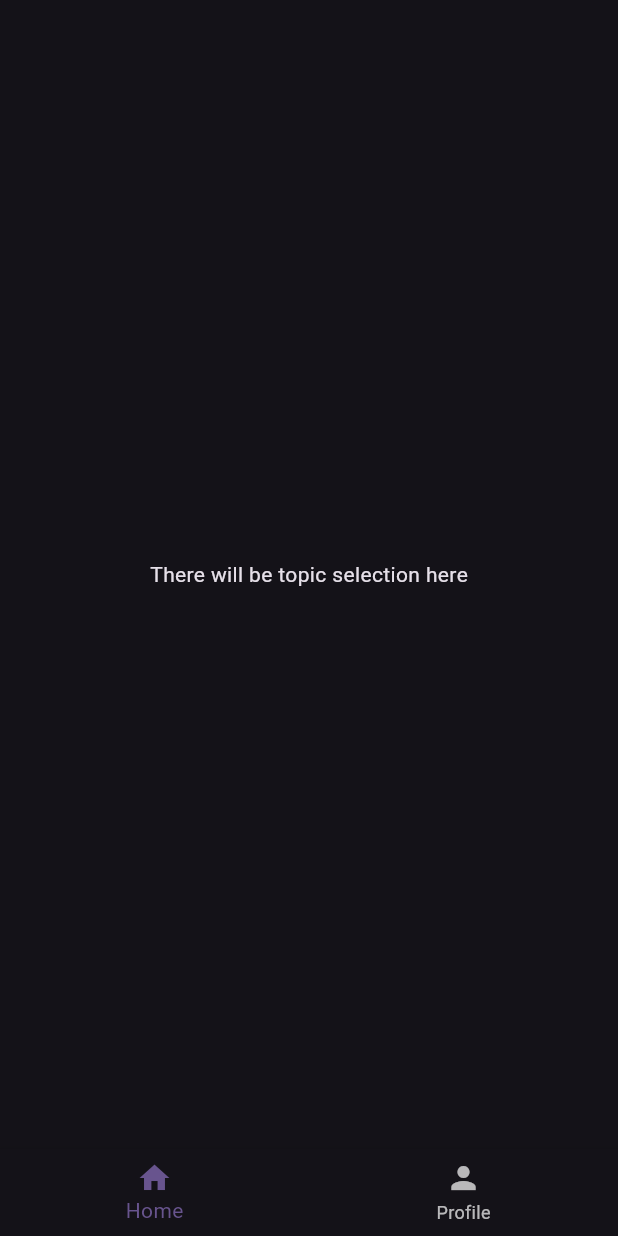
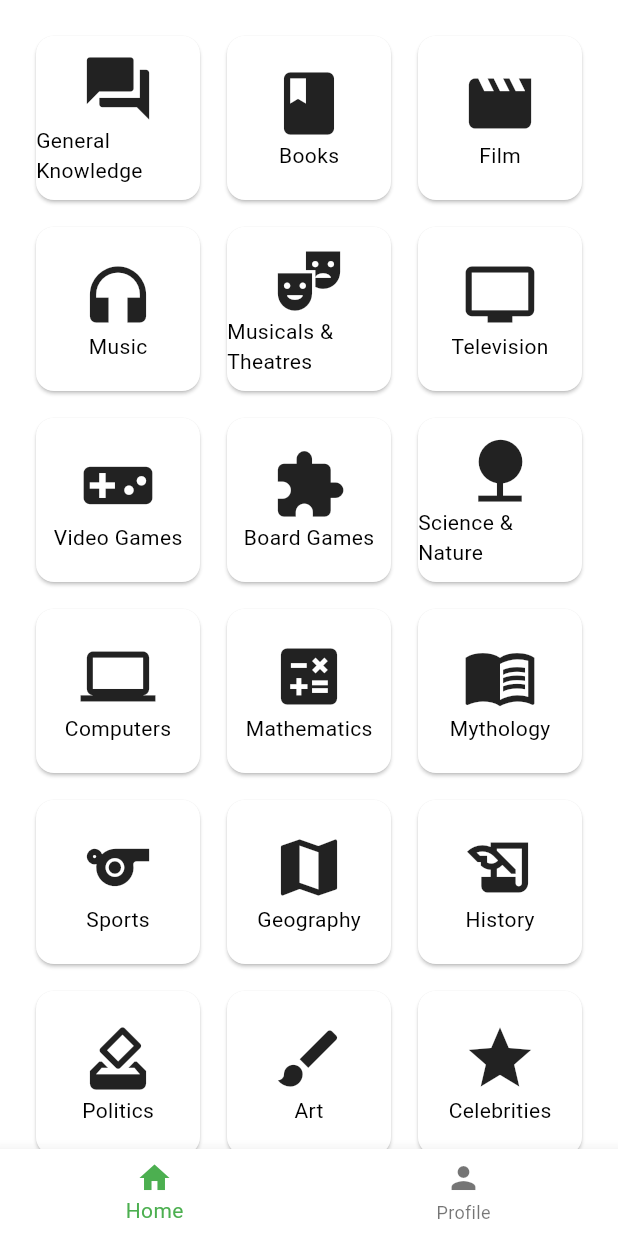
Before and after one commit to spageektti/triviology, a Flutter app: the screen it shows after launch, on a phone screen of 412 x 824 dp. Run offline on Flutter 3.47's test engine with Material 3 defaults, Android fonts, the light colour scheme and no system bars.

Commit message:
Add basic home page; Rename profile page

```diff
--- a/lib/home_page.dart
+++ b/lib/home_page.dart
@@ -1,13 +1,69 @@
 import 'package:flutter/material.dart';
+
+final List<Map<String, dynamic>> categories = [
+  {'icon': Icons.question_answer, 'text': 'General Knowledge'},
+  {'icon': Icons.book, 'text': 'Books'},
+  {'icon': Icons.movie, 'text': 'Film'},
+  {'icon': Icons.headphones, 'text': 'Music'},
+  {'icon': Icons.theater_comedy, 'text': 'Musicals & Theatres'},
+  {'icon': Icons.tv, 'text': 'Television'},
+  {'icon': Icons.videogame_asset, 'text': 'Video Games'},
+  {'icon': Icons.extension, 'text': 'Board Games'},
+  {'icon': Icons.nature, 'text': 'Science & Nature'},
+  {'icon': Icons.computer, 'text': 'Computers'},
+  {'icon': Icons.calculate, 'text': 'Mathematics'},
+  {'icon': Icons.menu_book, 'text': 'Mythology'},
+  {'icon': Icons.sports, 'text': 'Sports'},
+  {'icon': Icons.map, 'text': 'Geography'},
+  {'icon': Icons.history_edu, 'text': 'History'},
+  {'icon': Icons.how_to_vote, 'text': 'Politics'},
+  {'icon': Icons.brush, 'text': 'Art'},
+  {'icon': Icons.star, 'text': 'Celebrities'},
+  {'icon': Icons.pets, 'text': 'Animals'},
+  {'icon': Icons.directions_car, 'text': 'Vehicles'},
+  {'icon': Icons.my_library_books, 'text': 'Comics'},
+  {'icon': Icons.devices_other, 'text': 'Gadgets'},
+  {'icon': Icons.face, 'text': 'Japanese Anime & Manga'},
+  {'icon': Icons.animation, 'text': 'Cartoon & Animations'},
+];
 
 class HomePage extends StatelessWidget {
   const HomePage({super.key});
 
   @override
   Widget build(BuildContext context) {
-    return const Scaffold(
-      body: Center(
-        child: Text('There will be topic selection here'),
+    return Scaffold(
+      body: GridView.builder(
+        padding: const EdgeInsets.all(20),
+        gridDelegate: const SliverGridDelegateWithFixedCrossAxisCount(
+          crossAxisCount: 3,
+          crossAxisSpacing: 10,
+          mainAxisSpacing: 10,
+        ),
+        itemCount: categories.length,
+        itemBuilder: (context, index) {
+          final category = categories[index];
+          return Card(
+            child: InkWell(
+              splashColor: Colors.blue.withAlpha(30),
+              onTap: () {
+                print('${category['text']} tapped.');
+              },
+              customBorder: RoundedRectangleBorder(
+                borderRadius: BorderRadius.circular(10),
+              ),
+              child: Center(
+                child: Column(
+                  mainAxisAlignment: MainAxisAlignment.center,
+                  children: <Widget>[
+                    Icon(category['icon'], size: 50),
+                    Text(category['text']),
+                  ],
+                ),
+              ),
+            ),
+          );
+        },
       ),
     );
   }
--- a/lib/main.dart
+++ b/lib/main.dart
@@ -11,10 +11,11 @@
   Widget build(BuildContext context) {
     return MaterialApp(
       title: 'Triviology',
-      theme: ThemeData.dark().copyWith(
-        colorScheme: ColorScheme.fromSeed(seedColor: Colors.deepPurple),
-      ),
+      theme: ThemeData(
+          colorScheme: ColorScheme.fromSwatch(primarySwatch: Colors.green)),
+      darkTheme: ThemeData.dark(),
       home: const NavigationWidget(),
+      debugShowCheckedModeBanner: false,
     );
   }
 }
--- a/lib/navigation_widget.dart
+++ b/lib/navigation_widget.dart
@@ -1,6 +1,6 @@
 import 'package:flutter/material.dart';
 import 'package:triviology/home_page.dart';
-import 'package:triviology/profile_page.dart';
+import 'package:triviology/stats_page.dart';
 
 class NavigationWidget extends StatefulWidget {
   const NavigationWidget({super.key});
@@ -14,7 +14,7 @@ class _NavigationWidgetState extends State<NavigationWidget> {
 
   static const List<Widget> _pages = <Widget>[
     HomePage(),
-    ProfilePage(),
+    StatsPage(),
   ];
 
   void _onItemTapped(int index) {
--- a/lib/profile_page.dart
+++ b/lib/stats_page.dart
@@ -1,13 +1,13 @@
 import 'package:flutter/material.dart';
 
-class ProfilePage extends StatelessWidget {
-  const ProfilePage({super.key});
+class StatsPage extends StatelessWidget {
+  const StatsPage({super.key});
 
   @override
   Widget build(BuildContext context) {
     return const Scaffold(
       body: Center(
-        child: Text('This is the profile page'),
+        child: Text('There will be stats here'),
       ),
     );
   }
```
